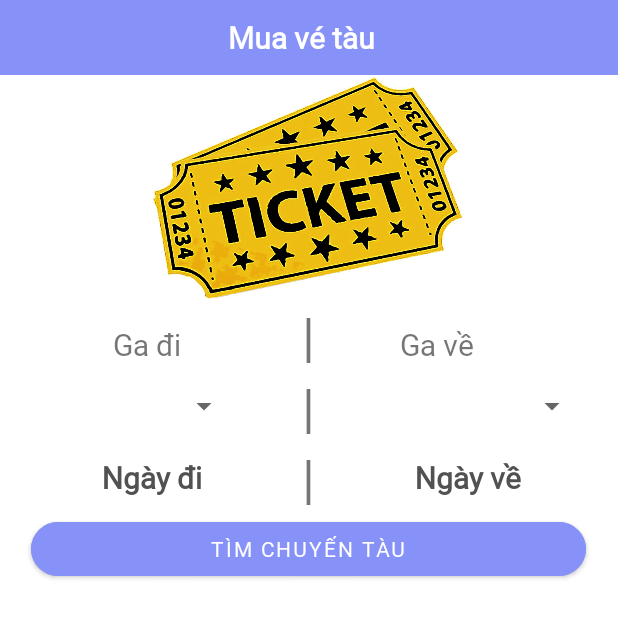
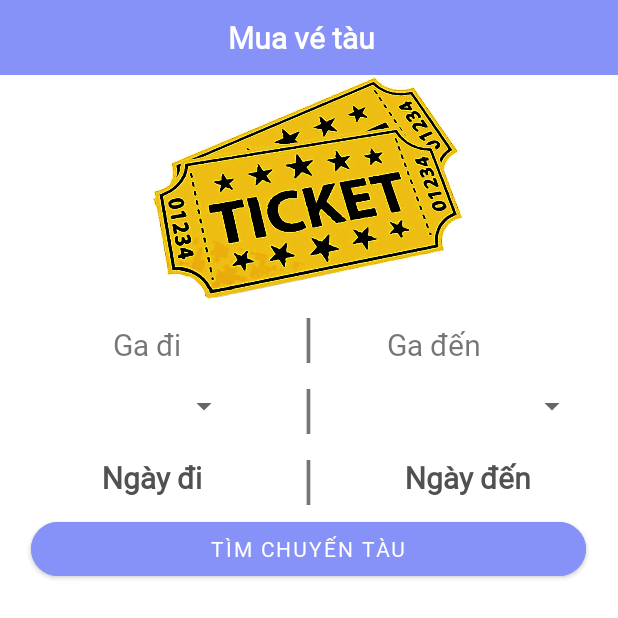
Before and after one commit to T1st-isme/RailWay_Ticket, an Android app: the screen it shows after launch (HomeActivity), on a phone screen of 412 x 824 dp, the top half of it. Run offline under Robolectric (Android 15) with nearby library versions, the phone set to English and light mode, and no system bars; 5 statements that could not run were skipped.

Commit message:
change: change in về -> đến

```diff
--- a/app/src/main/res/layout/fragment_home.xml
+++ b/app/src/main/res/layout/fragment_home.xml
@@ -90,7 +90,7 @@
             android:layout_height="wrap_content"
             android:layout_marginEnd="65dp"
             android:layout_marginBottom="4dp"
-            android:text="Ga về"
+            android:text="Ga đến"
             android:textSize="20sp"
             app:layout_constraintBottom_toBottomOf="parent"
             app:layout_constraintEnd_toEndOf="parent"
@@ -201,7 +201,7 @@
             android:layout_toEndOf="@+id/tvDayStart"
             android:gravity="center"
             android:padding="10dp"
-            android:text="Ngày về"
+            android:text="Ngày đến"
             android:textAlignment="center"
             android:textColor="#515151"
             android:textSize="20sp"
```
